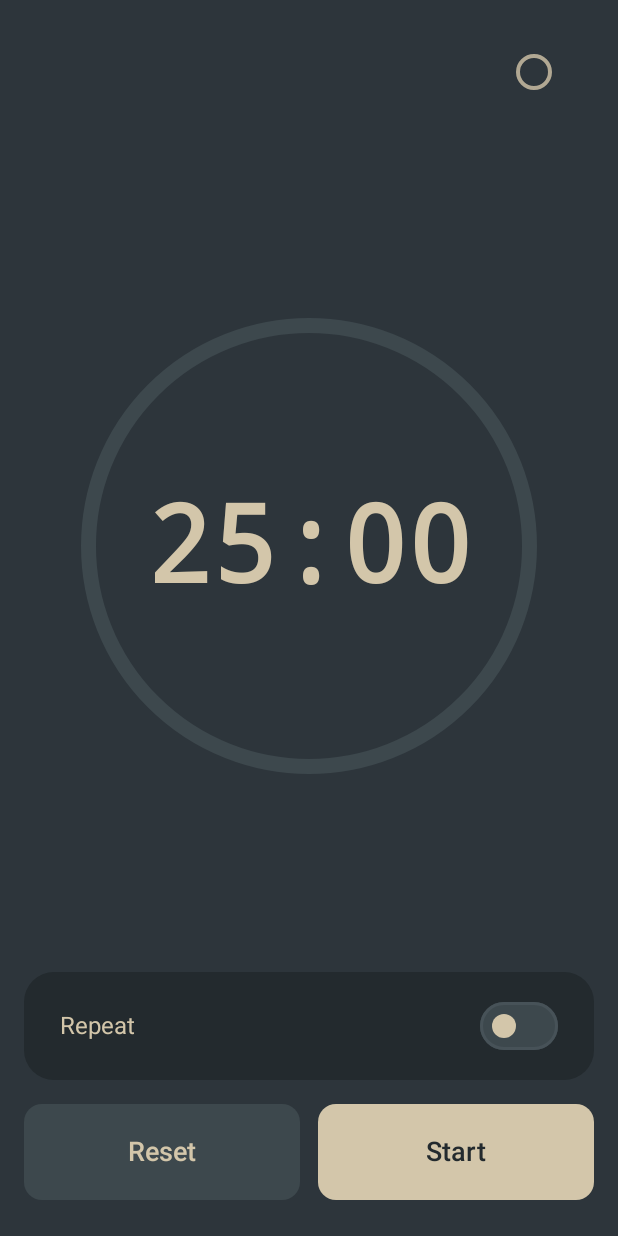
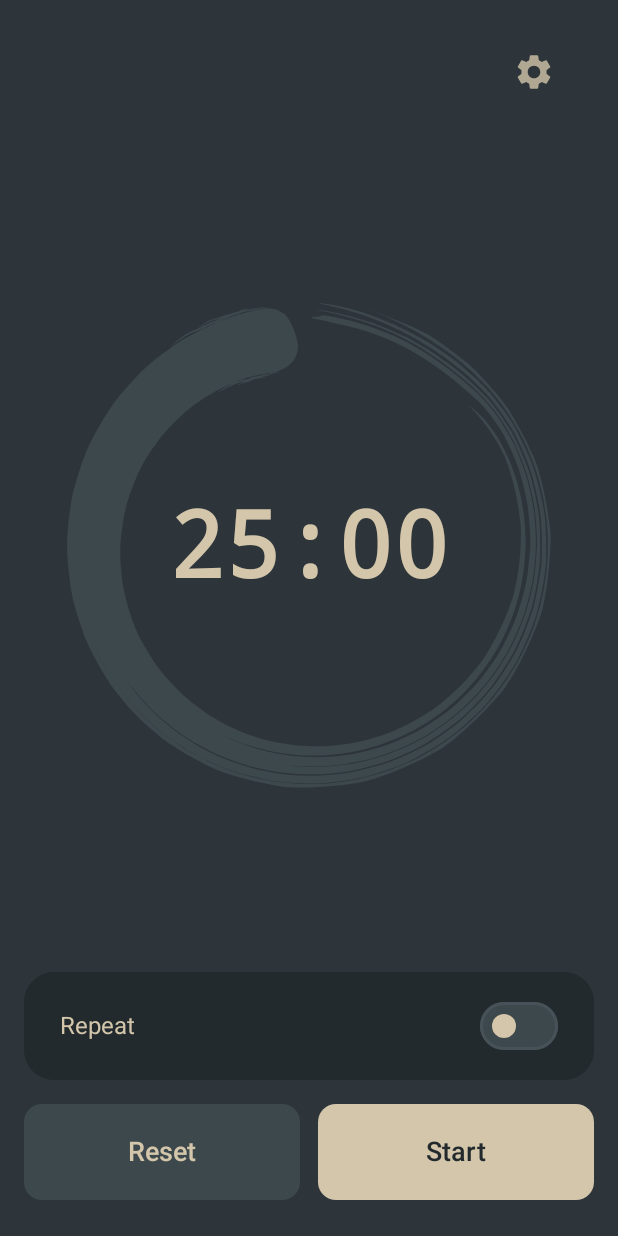
Before and after one commit to jamescrg/enzo, an Android app built with Jetpack Compose: the screen it shows after launch (MainActivity), on a phone screen of 412 x 824 dp. Run offline under Robolectric (Android 15) with nearby library versions, the phone set to English and light mode, and no system bars; libraries missing offline, so code that uses them is left out: androidx.lifecycle.compose.

Commit message:
Tap the ring to pause; change duration while paused; gear icon
- Tapping the ring pauses a running timer; when paused it opens the
  duration drawer, where a new duration restarts the session
- Settings button is a gear again
- Brushstroke ring is the default
- Settings drawer keeps the same height on every tab

```diff
--- a/app/src/main/java/link/darmok/meditationtimer/TimerEngine.kt
+++ b/app/src/main/java/link/darmok/meditationtimer/TimerEngine.kt
@@ -53,8 +53,8 @@ object TimerEngine {
     private val _ringOnly = MutableStateFlow(false)
     val ringOnly: StateFlow<Boolean> = _ringOnly
 
-    /** Show progress as a painted ensō instead of the plain ring. */
-    private val _brushRing = MutableStateFlow(false)
+    /** Show progress as a painted ensō (the default) instead of the plain ring. */
+    private val _brushRing = MutableStateFlow(true)
     val brushRing: StateFlow<Boolean> = _brushRing
 
     private fun now() = SystemClock.elapsedRealtime()
@@ -84,8 +84,13 @@ object TimerEngine {
         _timer.value = _timer.value.reset()
     }
 
+    /**
+     * Sets a new session length. Allowed when idle, and when paused, where it abandons the
+     * paused session and starts over at the new length. Ignored while running.
+     */
     fun setDuration(seconds: Int) {
         if (seconds == _timer.value.durationSec) return
+        if (_timer.value.status == Status.PAUSED) reset()
         _timer.value = _timer.value.withDuration(seconds)
         save()
     }
@@ -182,7 +187,7 @@ object TimerEngine {
         _doNotDisturb.value = json.optBoolean("doNotDisturb", false)
         _keepScreenOn.value = json.optBoolean("keepScreenOn", false)
         _ringOnly.value = json.optBoolean("ringOnly", false)
-        _brushRing.value = json.optBoolean("brushRing", false)
+        _brushRing.value = json.optBoolean("brushRing", true)
 
         // Only one timer on Android; if several were saved, keep the first.
         val t = json.optJSONArray("timers")?.optJSONObject(0) ?: JSONObject()
--- /dev/null
+++ b/app/src/main/res/drawable/ic_settings.xml
@@ -0,0 +1,9 @@
+<vector xmlns:android="http://schemas.android.com/apk/res/android"
+    android:width="24dp"
+    android:height="24dp"
+    android:viewportWidth="24"
+    android:viewportHeight="24">
+    <path
+        android:fillColor="#FFFFFFFF"
+        android:pathData="M19.14,12.94c0.04,-0.3 0.06,-0.61 0.06,-0.94c0,-0.32 -0.02,-0.64 -0.07,-0.94l2.03,-1.58c0.18,-0.14 0.23,-0.41 0.12,-0.61l-1.92,-3.32c-0.12,-0.22 -0.37,-0.29 -0.59,-0.22l-2.39,0.96c-0.5,-0.38 -1.03,-0.7 -1.62,-0.94L14.4,2.81c-0.04,-0.24 -0.24,-0.41 -0.48,-0.41h-3.84c-0.24,0 -0.43,0.17 -0.47,0.41L9.25,5.35C8.66,5.59 8.12,5.92 7.63,6.29L5.24,5.33c-0.22,-0.08 -0.47,0 -0.59,0.22L2.74,8.87C2.62,9.08 2.66,9.34 2.86,9.48l2.03,1.58C4.84,11.36 4.8,11.69 4.8,12s0.02,0.64 0.07,0.94l-2.03,1.58c-0.18,0.14 -0.23,0.41 -0.12,0.61l1.92,3.32c0.12,0.22 0.37,0.29 0.59,0.22l2.39,-0.96c0.5,0.38 1.03,0.7 1.62,0.94l0.36,2.54c0.05,0.24 0.24,0.41 0.48,0.41h3.84c0.24,0 0.44,-0.17 0.47,-0.41l0.36,-2.54c0.59,-0.24 1.13,-0.56 1.62,-0.94l2.39,0.96c0.22,0.08 0.47,0 0.59,-0.22l1.92,-3.32c0.12,-0.22 0.07,-0.47 -0.12,-0.61L19.14,12.94zM12,15.6c-1.98,0 -3.6,-1.62 -3.6,-3.6s1.62,-3.6 3.6,-3.6s3.6,1.62 3.6,3.6S13.98,15.6 12,15.6z" />
+</vector>
```
Also changed, not shown: app/src/main/java/link/darmok/meditationtimer/MainActivity.kt (+48 -16 lines).
